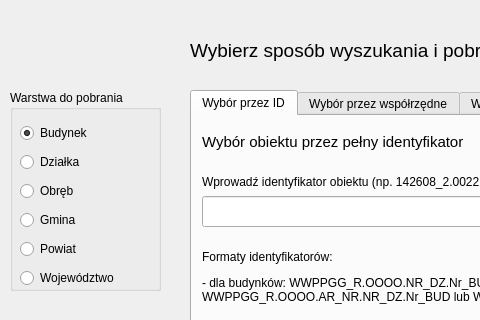
First picture: the form in ui/uldk_gugik_dialog_base.ui, repository envirosolutionspl/uldk_gugik, before the edit; both pictures show x 0 to 480 and y 0 to 320 of the 836 by 514 pixel window.
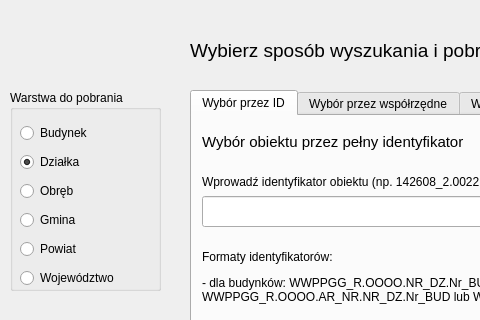
Second picture: the form after the edit. Icons and pictures are not drawn. Custom widgets are drawn as their Qt base class.

Commit message: Zmiana domyślnego radiobuttona

```diff
--- a/ui/uldk_gugik_dialog_base.ui
+++ b/ui/uldk_gugik_dialog_base.ui
@@ -728,7 +728,7 @@
         <bool>true</bool>
        </property>
        <property name="checked">
-        <bool>true</bool>
+        <bool>false</bool>
        </property>
       </widget>
      </item>
@@ -744,7 +744,7 @@
         <bool>true</bool>
        </property>
        <property name="checked">
-        <bool>false</bool>
+        <bool>true</bool>
        </property>
       </widget>
      </item>
```
